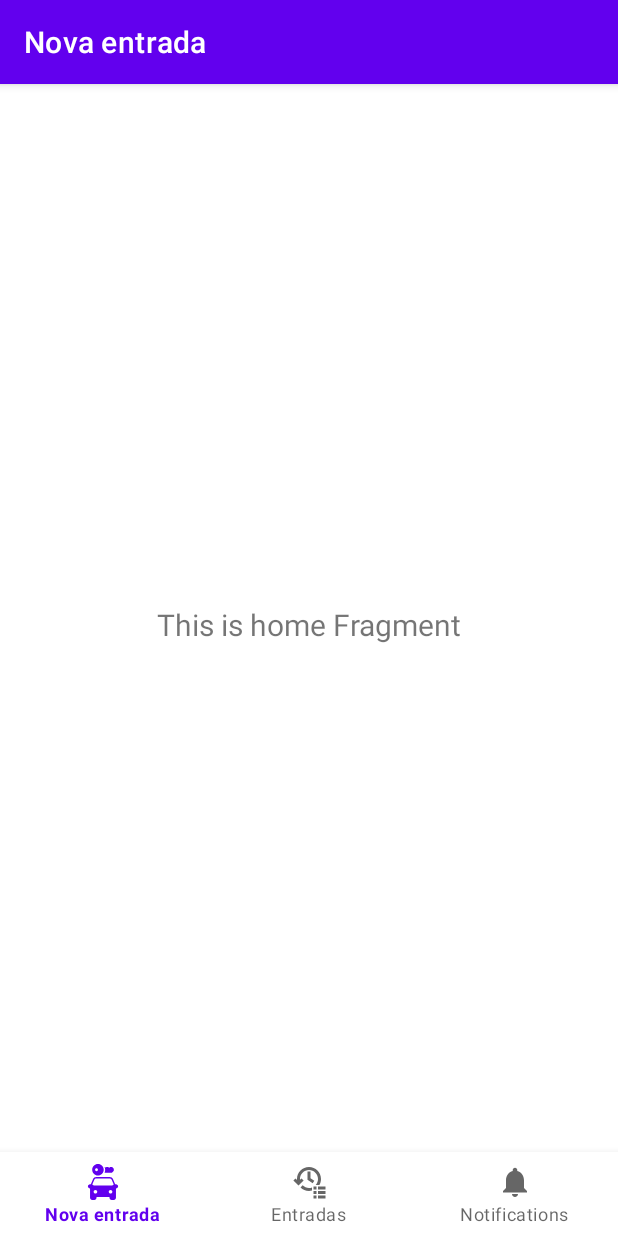
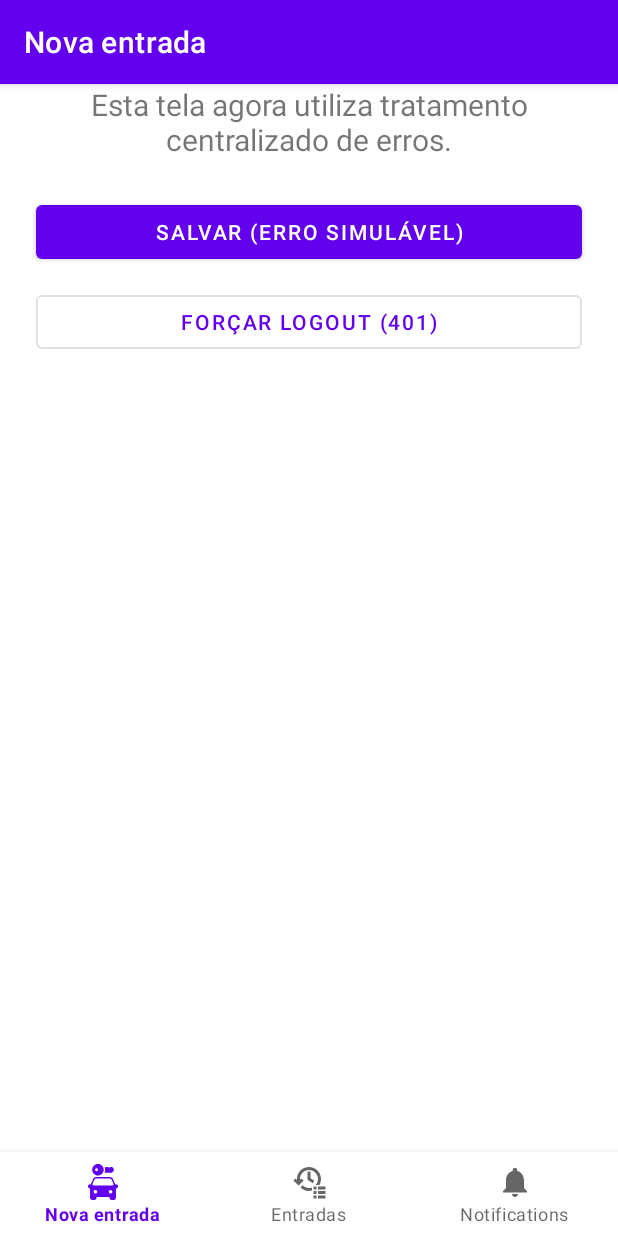
Before and after one commit to JoaoManieri/Projeto-AmanitaMuscaria, an Android app: the screen it shows after launch (MainActivity), on a phone screen of 412 x 824 dp. Run offline under Robolectric (Android 15) with nearby library versions, the phone set to English and light mode, and no system bars; our stand-ins replace Room's generated code, navigation-ui.

Commit message:
feat: tratamento de erros

```diff
--- a/app/build.gradle.kts
+++ b/app/build.gradle.kts
@@ -47,6 +47,7 @@ dependencies {
     implementation(libs.androidx.constraintlayout)
     implementation(libs.androidx.lifecycle.livedata.ktx)
     implementation(libs.androidx.lifecycle.viewmodel.ktx)
+    implementation(libs.androidx.lifecycle.runtime.ktx)
     implementation(libs.androidx.navigation.fragment.ktx)
     implementation(libs.androidx.navigation.ui.ktx)
     testImplementation(libs.junit)
--- a/app/src/main/java/br/com/manieri/amanitamuscaria/AmanitaMuscariaApplication.kt
+++ b/app/src/main/java/br/com/manieri/amanitamuscaria/AmanitaMuscariaApplication.kt
@@ -2,6 +2,7 @@ package br.com.manieri.amanitamuscaria
 
 import android.app.Application
 import br.com.manieri.amanitamuscaria.di.dataBaseModule
+import br.com.manieri.amanitamuscaria.di.errorModule
 import br.com.manieri.amanitamuscaria.di.uiModule
 import org.koin.android.ext.koin.androidContext
 import org.koin.core.context.GlobalContext.startKoin
@@ -11,7 +12,7 @@ class AmanitaMuscariaApplication : Application() {
         super.onCreate()
         startKoin {
             androidContext(this@AmanitaMuscariaApplication)
-            modules(dataBaseModule,uiModule)
+            modules(dataBaseModule, uiModule, errorModule)
         }
     }
 }
--- /dev/null
+++ b/app/src/main/java/br/com/manieri/amanitamuscaria/di/errorModule.kt
@@ -0,0 +1,10 @@
+package br.com.manieri.amanitamuscaria.di
+
+import br.com.manieri.amanitamuscaria.error.ErrorHandler
+import br.com.manieri.amanitamuscaria.error.ErrorMapper
+import org.koin.dsl.module
+
+val errorModule = module {
+    single { ErrorMapper() }
+    single { ErrorHandler(get()) }
+}
--- a/app/src/main/java/br/com/manieri/amanitamuscaria/di/uiModule.kt
+++ b/app/src/main/java/br/com/manieri/amanitamuscaria/di/uiModule.kt
@@ -5,5 +5,5 @@ import org.koin.androidx.viewmodel.dsl.viewModel
 import org.koin.dsl.module
 
 val uiModule = module {
-    viewModel { NovaEntradaViewModel(get()) }
+    viewModel { NovaEntradaViewModel(get(), get()) }
 }
--- a/app/src/main/java/br/com/manieri/amanitamuscaria/ui/novaEntrada/NovaEntradaFragment.kt
+++ b/app/src/main/java/br/com/manieri/amanitamuscaria/ui/novaEntrada/NovaEntradaFragment.kt
@@ -6,14 +6,23 @@ import android.view.View
 import android.view.ViewGroup
 import android.widget.TextView
 import androidx.fragment.app.Fragment
+import androidx.navigation.fragment.findNavController
+import br.com.manieri.amanitamuscaria.R
 import br.com.manieri.amanitamuscaria.databinding.FragmentHomeBinding
+import br.com.manieri.amanitamuscaria.error.ErrorAction
+import br.com.manieri.amanitamuscaria.error.ErrorResult
+import br.com.manieri.amanitamuscaria.error.ErrorUIController
+import br.com.manieri.amanitamuscaria.error.ErrorHandler
+import org.koin.android.ext.android.inject
+import org.koin.androidx.viewmodel.ext.android.viewModel
 import org.koin.core.component.KoinComponent
-import org.koin.androidx.viewmodel.ext.android.viewModel
 
 class NovaEntradaFragment : Fragment(), KoinComponent {
 
     private var _binding: FragmentHomeBinding? = null
-    private val novaEntradaViewModel : NovaEntradaViewModel by viewModel()
+    private val novaEntradaViewModel: NovaEntradaViewModel by viewModel()
+    private val errorHandler: ErrorHandler by inject()
+    private lateinit var errorUIController: ErrorUIController
     private val binding get() = _binding!!
 
     override fun onCreateView(
@@ -34,9 +43,26 @@ class NovaEntradaFragment : Fragment(), KoinComponent {
 
     override fun onViewCreated(view: View, savedInstanceState: Bundle?) {
         super.onViewCreated(view, savedInstanceState)
-        //acesso a view
+        errorUIController = ErrorUIController(errorHandler)
+        errorUIController.observeErrors(viewLifecycleOwner, binding.errorAnchor) { handleErrorAction(it) }
+
+        binding.buttonSave.setOnClickListener {
+            novaEntradaViewModel.saveData(simulateFailure = true)
+        }
+
+        binding.buttonForceLogout.setOnClickListener {
+            novaEntradaViewModel.simulateUnauthorized()
+        }
     }
 
+    private fun handleErrorAction(errorResult: ErrorResult) {
+        when (errorResult.action) {
+            ErrorAction.RETRY -> novaEntradaViewModel.saveData(simulateFailure = false)
+            ErrorAction.LOGOUT, ErrorAction.GO_HOME -> findNavController().navigate(R.id.navigation_home)
+            ErrorAction.COME_BACK -> findNavController().popBackStack()
+            ErrorAction.NONE -> Unit
+        }
+    }
 
     override fun onDestroyView() {
         super.onDestroyView()
--- a/app/src/main/java/br/com/manieri/amanitamuscaria/ui/novaEntrada/NovaEntradaViewModel.kt
+++ b/app/src/main/java/br/com/manieri/amanitamuscaria/ui/novaEntrada/NovaEntradaViewModel.kt
@@ -3,18 +3,38 @@ package br.com.manieri.amanitamuscaria.ui.novaEntrada
 import androidx.lifecycle.LiveData
 import androidx.lifecycle.MutableLiveData
 import androidx.lifecycle.ViewModel
+import androidx.lifecycle.viewModelScope
 import br.com.manieri.amanitamuscaria.database.repository.CarroRepository
+import br.com.manieri.amanitamuscaria.error.ErrorHandler
+import br.com.manieri.amanitamuscaria.error.UnauthorizedException
+import kotlinx.coroutines.launch
+import java.util.concurrent.TimeoutException
 
-class NovaEntradaViewModel(private val carroRepository: CarroRepository) : ViewModel() {
-//    fun create() {
-//        viewModelScope.launch {
-//            carroRepository.insert(Carro(1, "Saveiro"))
-//            Log.w("DEBUG", "create: ${carroRepository.getAll()}", )
-//        }
-//    }
+class NovaEntradaViewModel(
+    private val carroRepository: CarroRepository,
+    private val errorHandler: ErrorHandler
+) : ViewModel() {
 
     private val _text = MutableLiveData<String>().apply {
-        value = "This is home Fragment"
+        value = "Esta tela agora utiliza tratamento centralizado de erros."
     }
     val text: LiveData<String> = _text
+
+    fun saveData(simulateFailure: Boolean = false) {
+        viewModelScope.launch {
+            try {
+                if (simulateFailure) {
+                    throw TimeoutException("Simulação de lentidão ao salvar.")
+                }
+                carroRepository.getAll()
+                _text.postValue("Dados processados com sucesso.")
+            } catch (e: Exception) {
+                errorHandler.handle(e)
+            }
+        }
+    }
+
+    fun simulateUnauthorized() {
+        errorHandler.handle(UnauthorizedException("Sessão expirada."))
+    }
 }
--- a/app/src/main/res/layout/fragment_home.xml
+++ b/app/src/main/res/layout/fragment_home.xml
@@ -2,22 +2,47 @@
 <androidx.constraintlayout.widget.ConstraintLayout xmlns:android="http://schemas.android.com/apk/res/android"
     xmlns:app="http://schemas.android.com/apk/res-auto"
     xmlns:tools="http://schemas.android.com/tools"
+    android:id="@+id/error_anchor"
     android:layout_width="match_parent"
     android:layout_height="match_parent"
     tools:context=".ui.novaEntrada.NovaEntradaFragment">
 
     <TextView
         android:id="@+id/text_home"
-        android:layout_width="match_parent"
+        android:layout_width="0dp"
         android:layout_height="wrap_content"
-        android:layout_marginStart="8dp"
-        android:layout_marginTop="8dp"
-        android:layout_marginEnd="8dp"
+        android:layout_marginStart="16dp"
+        android:layout_marginEnd="16dp"
         android:textAlignment="center"
         android:textSize="20sp"
-        app:layout_constraintBottom_toBottomOf="parent"
         app:layout_constraintEnd_toEndOf="parent"
         app:layout_constraintStart_toStartOf="parent"
-        app:layout_constraintTop_toTopOf="parent" />
+        app:layout_constraintTop_toTopOf="parent"
+        app:layout_constraintVertical_chainStyle="packed" />
+
+    <com.google.android.material.button.MaterialButton
+        android:id="@+id/button_save"
+        android:layout_width="0dp"
+        android:layout_height="wrap_content"
+        android:layout_marginStart="24dp"
+        android:layout_marginTop="24dp"
+        android:layout_marginEnd="24dp"
+        android:text="Salvar (erro simulável)"
+        app:layout_constraintEnd_toEndOf="parent"
+        app:layout_constraintStart_toStartOf="parent"
+        app:layout_constraintTop_toBottomOf="@id/text_home" />
+
+    <com.google.android.material.button.MaterialButton
+        android:id="@+id/button_force_logout"
+        style="?attr/materialButtonOutlinedStyle"
+        android:layout_width="0dp"
+        android:layout_height="wrap_content"
+        android:layout_marginStart="24dp"
+        android:layout_marginTop="12dp"
+        android:layout_marginEnd="24dp"
+        android:text="Forçar logout (401)"
+        app:layout_constraintEnd_toEndOf="parent"
+        app:layout_constraintStart_toStartOf="parent"
+        app:layout_constraintTop_toBottomOf="@id/button_save" />
 
 </androidx.constraintlayout.widget.ConstraintLayout>
--- a/gradle/libs.versions.toml
+++ b/gradle/libs.versions.toml
@@ -31,6 +31,7 @@ koin-android = { module = "io.insert-koin:koin-android", version.ref = "koinAndr
 material = { group = "com.google.android.material", name = "material", version.ref = "material" }
 androidx-constraintlayout = { group = "androidx.constraintlayout", name = "constraintlayout", version.ref = "constraintlayout" }
 androidx-lifecycle-livedata-ktx = { group = "androidx.lifecycle", name = "lifecycle-livedata-ktx", version.ref = "lifecycleLivedataKtx" }
+androidx-lifecycle-runtime-ktx = { group = "androidx.lifecycle", name = "lifecycle-runtime-ktx", version.ref = "lifecycleLivedataKtx" }
 androidx-lifecycle-viewmodel-ktx = { group = "androidx.lifecycle", name = "lifecycle-viewmodel-ktx", version.ref = "lifecycleViewmodelKtx" }
 androidx-navigation-fragment-ktx = { group = "androidx.navigation", name = "navigation-fragment-ktx", version.ref = "navigationFragmentKtx" }
 androidx-navigation-ui-ktx = { group = "androidx.navigation", name = "navigation-ui-ktx", version.ref = "navigationUiKtx" }
```
Also changed, not shown: app/src/main/java/br/com/manieri/amanitamuscaria/error/ErrorActions.kt (added, +9 -0 lines), app/src/main/java/br/com/manieri/amanitamuscaria/error/ErrorHandler.kt (added, +55 -0 lines), app/src/main/java/br/com/manieri/amanitamuscaria/error/ErrorMapper.kt (added, +26 -0 lines), app/src/main/java/br/com/manieri/amanitamuscaria/error/ErrorTypes.kt (added, +22 -0 lines), app/src/main/java/br/com/manieri/amanitamuscaria/error/ErrorUIController.kt (added, +92 -0 lines), 1 other file.
